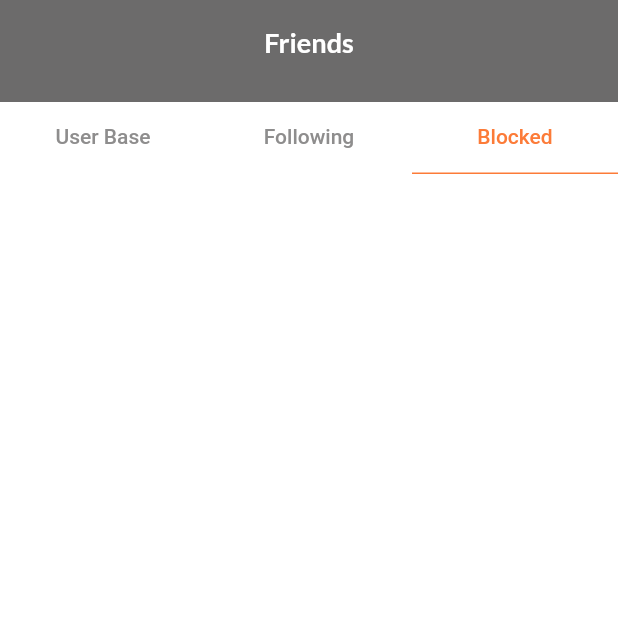
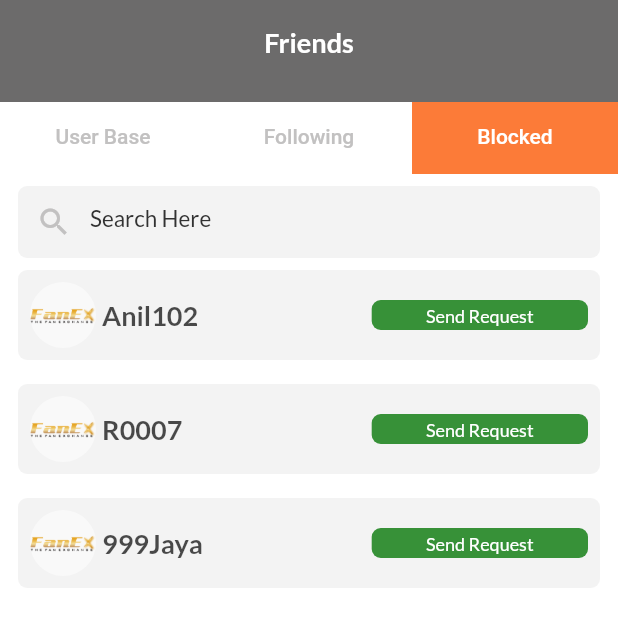
Before and after one commit to bijumondal18/fanex_flutter, a Flutter app: the FriendsListScreen screen opened directly, tab 3 chosen, on a phone screen of 412 x 824 dp, the top half of it. Run offline on Flutter 3.47's test engine with Material 2 defaults, Android fonts, the phone set to English and light mode, and no system bars; our stand-ins replace flutter_svg, flutter_swiper, font_awesome_flutter, google_fonts, webview_flutter.

Commit message:
Implementing Following & Blocked fragment, updating the User Base fragment also,and also implement the Add Case Screen

```diff
--- /dev/null
+++ b/lib/features/more/account/features/friends/Common/Build List.dart
@@ -0,0 +1,46 @@
+import 'package:fanex_flutter/features/more/account/features/friends/Common/Card%20items.dart';
+import 'package:flutter/material.dart';
+
+import '../Models/models.dart';
+
+class BuildList extends StatefulWidget {
+  bool IsTwoButton = true;
+  final String title1;
+  String? title2;
+  final int ItemCount;
+
+  BuildList(
+      {Key? key,
+      required this.IsTwoButton,
+      required this.title1,
+      this.title2,
+      required this.ItemCount})
+      : super(key: key);
+
+  @override
+  State<BuildList> createState() => _BuildListState();
+}
+
+class _BuildListState extends State<BuildList> {
+  @override
+  Widget build(BuildContext context) {
+    return NotificationListener<OverscrollIndicatorNotification>(
+      onNotification: (overScroll) {
+        overScroll.disallowIndicator();
+        return false;
+      },
+      child: ListView.builder(
+          shrinkWrap: true,
+          physics: NeverScrollableScrollPhysics(),
+          itemCount: widget.ItemCount,
+          itemBuilder: (BuildContext context, int index) {
+            return CardItem(
+              index: index,
+              IsTwoButton: widget.IsTwoButton,
+              title1: widget.title1,
+              title2: widget.title2,
+            );
+          }),
+    );
+  }
+}
--- /dev/null
+++ b/lib/features/more/account/features/friends/Common/Card items.dart
@@ -0,0 +1,113 @@
+import 'package:fanex_flutter/common/common.dart';
+import 'package:flutter/material.dart';
+
+import '../Models/models.dart';
+import 'Common.dart';
+class CardItem extends StatefulWidget {
+  final int index;
+  bool IsTwoButton=true;
+  final String title1;
+  String ? title2;
+   CardItem({Key? key,required this.index,required this.IsTwoButton, required this.title1, this.title2}) : super(key: key);
+
+  @override
+  State<CardItem> createState() => _CardItemState();
+}
+
+class _CardItemState extends State<CardItem> {
+  @override
+  Widget build(BuildContext context) {
+    return widget.IsTwoButton == true ?  Container(
+      decoration: BoxDecoration(
+        borderRadius: BorderRadius.circular(AppSizes.cardCornerRadius),
+        color: AppColors.grey.withOpacity(0.1),
+      ),
+      margin: const EdgeInsets.symmetric(
+          horizontal: AppSizes.dimen12, vertical: AppSizes.dimen4),
+      padding: const EdgeInsets.all(AppSizes.dimen8),
+      child: Row(
+        mainAxisAlignment: MainAxisAlignment.spaceBetween,
+        children: [
+          Row(
+            children: [
+              CircleAvatar(
+                backgroundColor: AppColors.white.withOpacity(0.5),
+                radius: 22,
+                child: Image.asset('assets/images/fanex-logo.png',fit: BoxFit.cover,),
+              ),
+              const SizedBox(width: AppSizes.dimen4,),
+              Text(
+                friendsName[widget.index],
+                style: TextStyle(
+                    fontSize: AppSizes.headline5,
+                    color: AppColors.black.withOpacity(0.7),
+                    fontWeight: FontWeight.bold),
+              ),
+            ],
+          ),
+          Column(
+            mainAxisAlignment: MainAxisAlignment.spaceBetween,
+            children: [
+              CommonBlockButton(
+                title: widget.title1,
+                buttonRadius: AppSizes.cardCornerRadius,
+                buttonHeight: AppSizes.smallbuttonHeight,
+                buttonWidth: MediaQuery.of(context).size.width * 0.35,
+                buttonOnPressed: () {print(" Request send");},
+                buttonColor: AppColors.green.withOpacity(0.8),
+              ),
+              const SizedBox(
+                height: AppSizes.dimen4,
+              ),
+              CommonBlockButton(
+                  title: '${widget.title2}',
+                  buttonRadius: AppSizes.cardCornerRadius,
+                  buttonHeight: AppSizes.smallbuttonHeight,
+                  buttonWidth: MediaQuery.of(context).size.width * 0.35,
+                  buttonOnPressed: () {print(" User Blocked");},
+                  buttonColor: AppColors.green.withOpacity(0.8))
+            ],
+          )
+        ],
+      ),
+    ) : Container(
+      decoration: BoxDecoration(
+        borderRadius: BorderRadius.circular(AppSizes.cardCornerRadius),
+        color: AppColors.grey.withOpacity(0.1),
+      ),
+      margin: const EdgeInsets.symmetric(
+          horizontal: AppSizes.dimen12, vertical: AppSizes.dimen8),
+      padding: const EdgeInsets.all(AppSizes.dimen8),
+      child: Row(
+        mainAxisAlignment: MainAxisAlignment.spaceBetween,
+        children: [
+          Row(
+            children: [
+              CircleAvatar(
+                backgroundColor: AppColors.white.withOpacity(0.5),
+                radius: 22,
+                child: Image.asset('assets/images/fanex-logo.png',fit: BoxFit.cover,),
+              ),
+              const SizedBox(width: AppSizes.dimen4,),
+              Text(
+                friendsName[widget.index],
+                style: TextStyle(
+                    fontSize: AppSizes.headline5,
+                    color: AppColors.black.withOpacity(0.7),
+                    fontWeight: FontWeight.bold),
+              ),
+            ],
+          ),
+              CommonBlockButton(
+                  title: widget.title1,
+                  buttonRadius: AppSizes.cardCornerRadius,
+                  buttonHeight: AppSizes.smallbuttonHeight,
+                  buttonWidth: MediaQuery.of(context).size.width * 0.35,
+                  buttonOnPressed: () {print(" User Unblocked");},
+                  buttonColor: AppColors.green.withOpacity(0.8))
+
+        ],
+      ),
+    );
+  }
+}
--- /dev/null
+++ b/lib/features/more/account/features/friends/Common/Common Button.dart
@@ -0,0 +1,46 @@
+
+
+import 'package:flutter/material.dart';
+
+import '../../../../../../common/common.dart';
+
+class CommonBlockButton extends StatelessWidget {
+  final String title;
+  final double buttonRadius;
+  final double buttonHeight;
+  final double buttonWidth;
+  final Color buttonColor;
+  final VoidCallback buttonOnPressed;
+
+  const CommonBlockButton(
+      {Key? key,
+        required this.title,
+        required this.buttonRadius,
+        required this.buttonHeight,
+        required this.buttonWidth,
+        required this.buttonOnPressed,
+        required this.buttonColor})
+      : super(key: key);
+
+  @override
+  Widget build(BuildContext context) {
+    return InkWell(
+      onTap: buttonOnPressed,
+      child: Container(
+          height: buttonHeight,
+          width: buttonWidth,
+          decoration: BoxDecoration(
+            color: buttonColor,
+            borderRadius: BorderRadius.circular(buttonRadius),
+          ),
+          child: Center(
+              child: Padding(
+                padding: EdgeInsets.symmetric(horizontal: AppSizes.dimen12),
+                child: Text(
+                  title,
+                  style: TextStyle(fontSize: AppSizes.smallbutton,color: AppColors.white),
+                ),
+              ))),
+    );
+  }
+}
--- /dev/null
+++ b/lib/features/more/account/features/friends/Common/Search bar.dart
@@ -0,0 +1,25 @@
+import 'package:fanex_flutter/widgets/widgets.dart';
+import 'package:flutter/material.dart';
+import '../../../../../../common/common.dart';
+class SearchBar extends StatelessWidget {
+  final VoidCallback onPressed;
+
+  SearchBar({Key? key, required this.onPressed}) : super(key: key);
+
+  @override
+  final TextEditingController searchController = TextEditingController();
+
+  Widget build(BuildContext context) {
+    return Container(
+      margin: const EdgeInsets.symmetric(
+        horizontal: AppSizes.dimen12,
+      ),
+      child: CustomTextField(
+        hintText: AppStrings.SearchText,
+        obscureText: false,
+        controller: searchController,
+        icon: const Icon(Icons.search),
+      ),
+    );
+  }
+}
--- a/lib/features/more/account/features/friends/ui/fragments/blocked_fragment.dart
+++ b/lib/features/more/account/features/friends/ui/fragments/blocked_fragment.dart
@@ -1,4 +1,8 @@
 import 'package:flutter/material.dart';
+
+import '../../Common/Common.dart';
+
+
 
 class BlockedScreen extends StatefulWidget {
   const BlockedScreen({Key? key}) : super(key: key);
@@ -11,6 +15,17 @@ class _BlockedScreenState extends State<BlockedScreen> {
   @override
   Widget build(BuildContext context) {
     return Scaffold(
+      body: NotificationListener<OverscrollIndicatorNotification>(
+        onNotification: (overScroll) {
+          overScroll.disallowIndicator();
+          return false;
+        },
+        child: SingleChildScrollView(
+          child: Column(
+            children: [SearchBar(onPressed: () {}),BuildList(IsTwoButton: false,ItemCount:3,title1: 'Send Request',)],
+          ),
+        ),
+      ),
     );
   }
 }
--- a/lib/features/more/account/features/friends/ui/friends_screen.dart
+++ b/lib/features/more/account/features/friends/ui/friends_screen.dart
@@ -10,7 +10,12 @@ class FriendsListScreen extends StatelessWidget {
 
   @override
   Widget build(BuildContext context) {
-    return DefaultTabController(
+    return NotificationListener<OverscrollIndicatorNotification>(
+      onNotification: (overScroll) {
+        overScroll.disallowIndicator();
+        return false;
+      },
+      child: DefaultTabController(
         length: 3,
         child: Scaffold(
           appBar: AppBar(
@@ -21,6 +26,13 @@ class FriendsListScreen extends StatelessWidget {
               child: ColoredBox(
                 color: Colors.white,
                 child: TabBar(
+                  labelColor: AppColors.white,
+                  indicator: BoxDecoration(
+                    color: AppColors.orange,
+                  ),
+                  unselectedLabelColor: AppColors.lightGrey,
+                  indicatorSize: TabBarIndicatorSize.tab,
+                  indicatorColor: AppColors.orange,
                   tabs: [
                     Tab(
                       text: 'User Base',
@@ -44,6 +56,7 @@ class FriendsListScreen extends StatelessWidget {
             ],
           ),
         ),
+      ),
     );
   }
 }
```
Also changed, not shown: lib/features/lobby/features/Add Cash_Fragment/Add cash screen.dart (added, +133 -0 lines), lib/features/lobby/ui/lobby_screen.dart (+32 -31 lines), lib/features/more/account/features/friends/Common/Common.dart (+4 -70 lines), lib/features/more/account/features/friends/ui/fragments/following_fragment.dart (+21 -1 lines), lib/features/more/account/features/friends/ui/fragments/user_base_fragment.dart (+10 -71 lines), lib/widgets/custom_header.dart (+9 -1 lines), 5 other files. Lines whose indentation alone changed are shown as unchanged.
